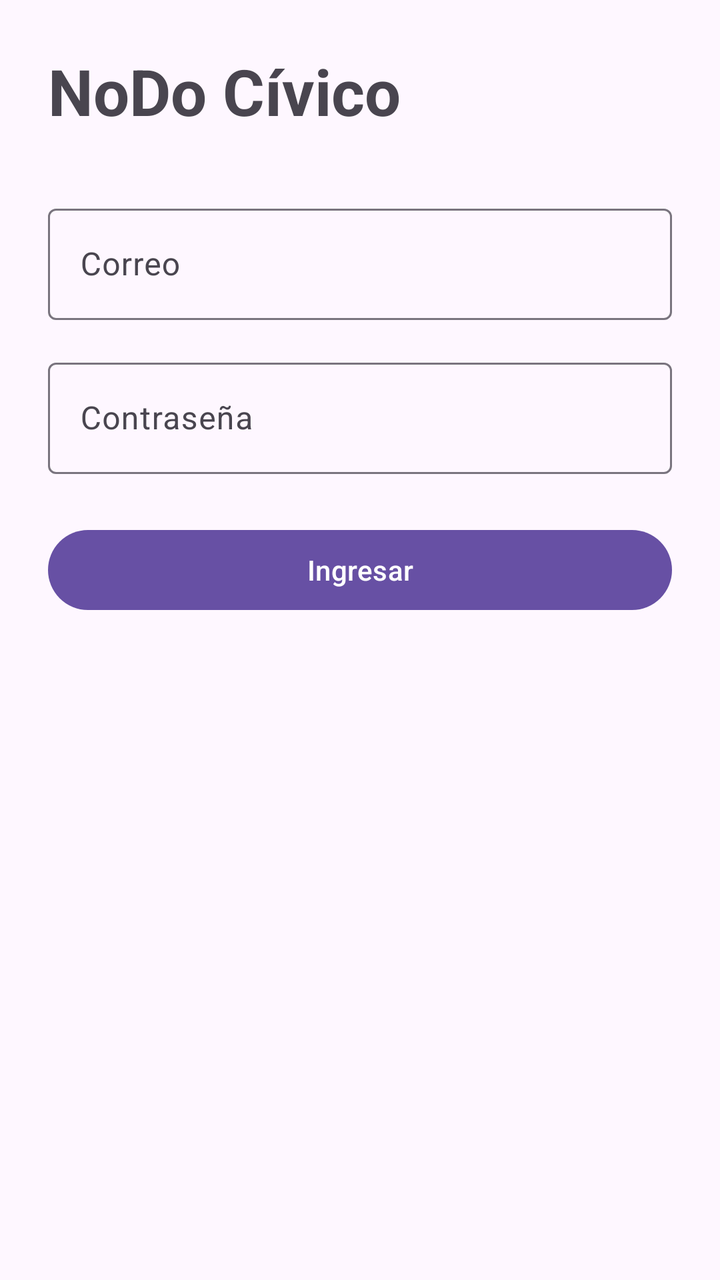
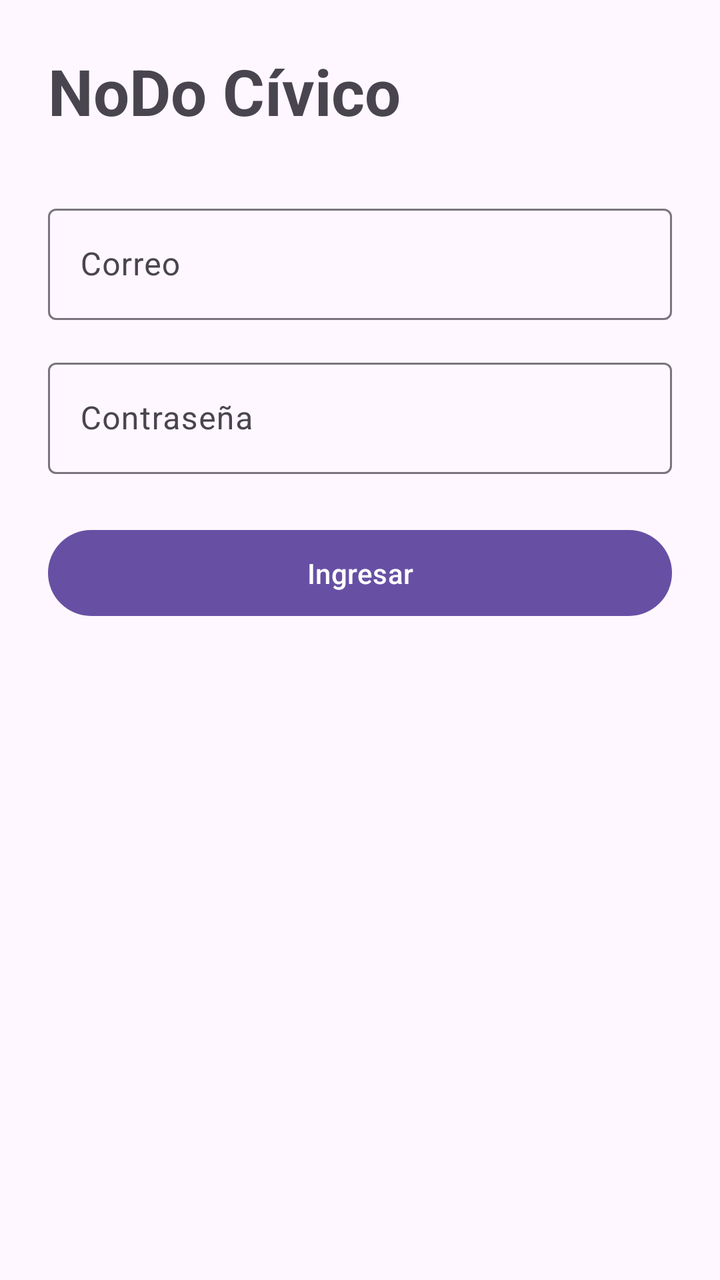

Before-and-after screenshots of an Android layout around one commit, followed by the original layout XML and the change that was made.
<!-- AndroidManifest.xml: application theme Theme.NodoCivico -->
<!-- res/layout/fragment_login.xml -->
<?xml version="1.0" encoding="utf-8"?>
<ScrollView xmlns:android="http://schemas.android.com/apk/res/android"
    xmlns:app="http://schemas.android.com/apk/res-auto"
    android:layout_width="match_parent"
    android:layout_height="match_parent">

    <LinearLayout
        android:layout_width="match_parent"
        android:layout_height="wrap_content"
        android:orientation="vertical"
        android:padding="24dp">

        <TextView
            android:layout_width="wrap_content"
            android:layout_height="wrap_content"
            android:text="NoDo Cívico"
            android:textSize="32sp"
            android:textStyle="bold"
            android:layout_marginBottom="32dp" />

        <com.google.android.material.textfield.TextInputLayout
            android:layout_width="match_parent"
            android:layout_height="wrap_content">

            <com.google.android.material.textfield.TextInputEditText
                android:id="@+id/etEmail"
                android:layout_width="match_parent"
                android:layout_height="wrap_content"
                android:hint="Correo" />
        </com.google.android.material.textfield.TextInputLayout>

        <com.google.android.material.textfield.TextInputLayout
            android:layout_width="match_parent"
            android:layout_height="wrap_content"
            android:layout_marginTop="16dp">

            <com.google.android.material.textfield.TextInputEditText
                android:id="@+id/etPassword"
                android:layout_width="match_parent"
                android:layout_height="wrap_content"
                android:hint="Contraseña"
                android:inputType="textPassword" />
        </com.google.android.material.textfield.TextInputLayout>

        <Button
            android:id="@+id/btnLogin"
            android:layout_width="match_parent"
            android:layout_height="wrap_content"
            android:text="Ingresar"
            android:layout_marginTop="24dp" />

    </LinearLayout>

</ScrollView>
<!-- resources referenced by this layout -->
<resources>
  <style name="Theme.NodoCivico" parent="Base.Theme.NodoCivico" />
  <style name="Base.Theme.NodoCivico" parent="Theme.Material3.DayNight.NoActionBar">
          
          
      </style>
</resources>

<!-- the commit's change to res/layout/fragment_login.xml (unified diff, before → after) -->
@@ -42,12 +42,13 @@
                 android:inputType="textPassword" />
         </com.google.android.material.textfield.TextInputLayout>
 
-        <Button
+        <com.google.android.material.button.MaterialButton
             android:id="@+id/btnLogin"
             android:layout_width="match_parent"
             android:layout_height="wrap_content"
             android:text="Ingresar"
-            android:layout_marginTop="24dp" />
+            android:layout_marginTop="24dp"
+            android:padding="12dp"/>
 
     </LinearLayout>
 
